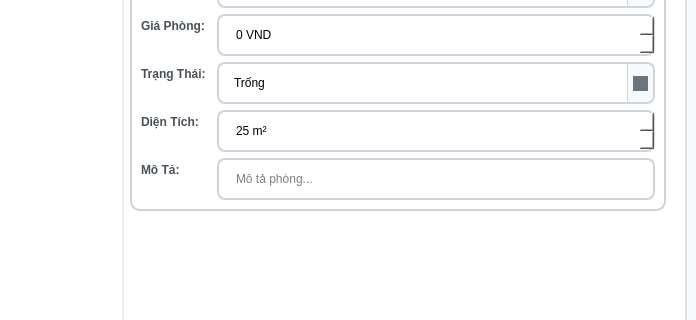
Qt form ui/design/admin_main.ui (huymatthew/PBL02) before a commit; both pictures show x 504 to 1200 and y 288 to 608 of the 1200 by 862 pixel window.
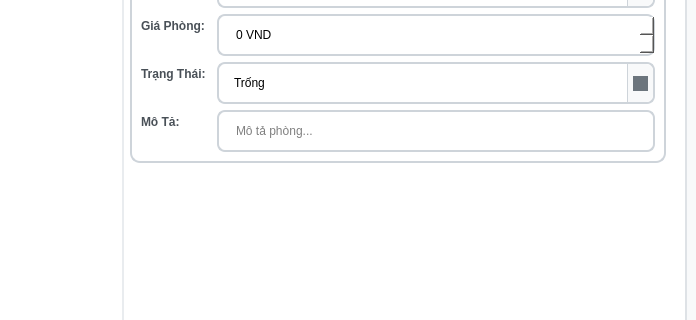
The same form after that commit. The open tabs and pages were chosen to show the change. Icons and pictures are not drawn.

```diff
--- a/ui/design/admin_main.ui
+++ b/ui/design/admin_main.ui
@@ -508,37 +508,26 @@
               </widget>
              </item>
              <item row="4" column="0">
-              <widget class="QLabel" name="roomAreaLabel">
-               <property name="text">
-                <string>Diện Tích:</string>
-               </property>
-              </widget>
-             </item>
-             <item row="4" column="1">
-              <widget class="QSpinBox" name="roomAreaSpinBox">
-               <property name="suffix">
-                <string> m²</string>
-               </property>
-               <property name="minimum">
-                <number>10</number>
-               </property>
-               <property name="maximum">
-                <number>200</number>
-               </property>
-               <property name="value">
-                <number>25</number>
-               </property>
-              </widget>
-             </item>
-             <item row="5" column="0">
               <widget class="QLabel" name="roomDescLabel">
                <property name="text">
                 <string>Mô Tả:</string>
                </property>
               </widget>
              </item>
-             <item row="5" column="1">
+             <item row="4" column="1">
               <widget class="QLineEdit" name="roomDescEdit">
+               <property name="sizePolicy">
+                <sizepolicy hsizetype="Expanding" vsizetype="Expanding">
+                 <horstretch>0</horstretch>
+                 <verstretch>0</verstretch>
+                </sizepolicy>
+               </property>
+               <property name="minimumSize">
+                <size>
+                 <width>0</width>
+                 <height>70</height>
+                </size>
+               </property>
                <property name="placeholderText">
                 <string>Mô tả phòng...</string>
                </property>
```
Left out of the diff: 94 changed lines with no effect on the pictures.
